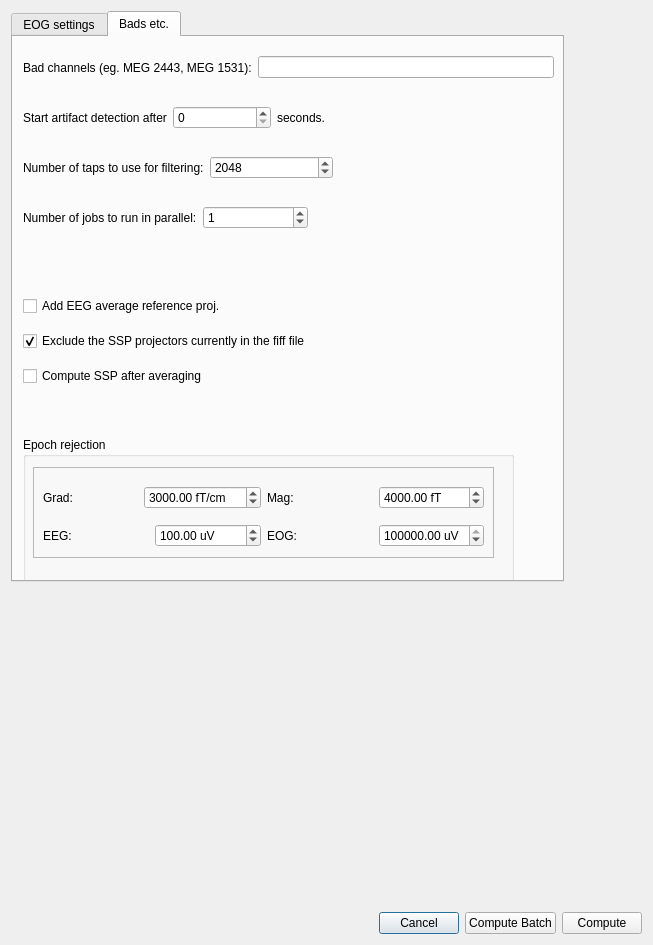
Before: the Qt Designer form qt4Designer_ui_files/eogParametersDialogUi.ui in cibr-jyu/meggie, drawn with Qt 5.
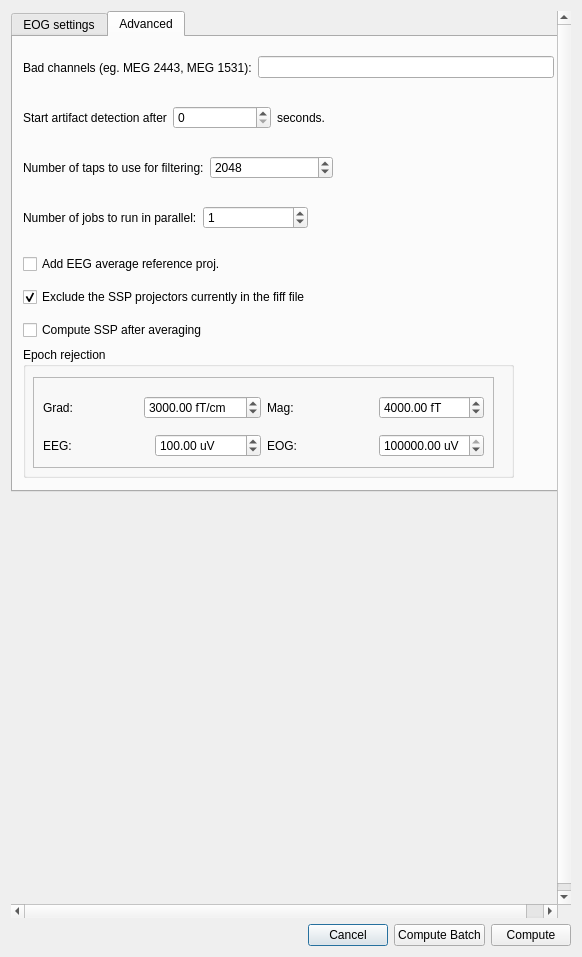
After: the same form once the commit is applied. The open tabs and pages were chosen to show the change.

What changed in the file:
```diff
--- a/qt4Designer_ui_files/eogParametersDialogUi.ui
+++ b/qt4Designer_ui_files/eogParametersDialogUi.ui
@@ -9,8 +9,8 @@
    <rect>
     <x>0</x>
     <y>0</y>
-    <width>653</width>
-    <height>945</height>
+    <width>582</width>
+    <height>957</height>
    </rect>
   </property>
   <property name="windowTitle">
@@ -74,14 +74,14 @@
        <rect>
         <x>0</x>
         <y>0</y>
-        <width>635</width>
-        <height>888</height>
+        <width>564</width>
+        <height>900</height>
        </rect>
       </property>
       <property name="minimumSize">
        <size>
-        <width>540</width>
-        <height>690</height>
+        <width>564</width>
+        <height>900</height>
        </size>
       </property>
       <widget class="QTabWidget" name="tabWidgetEOGSettings">
@@ -90,7 +90,7 @@
          <x>0</x>
          <y>0</y>
          <width>553</width>
-         <height>571</height>
+         <height>481</height>
         </rect>
        </property>
        <property name="currentIndex">
@@ -492,7 +492,7 @@
        </widget>
        <widget class="QWidget" name="tabEOG2">
         <attribute name="title">
-         <string>Bads etc.</string>
+         <string>Advanced</string>
         </attribute>
         <widget class="QWidget" name="horizontalLayoutWidget_17">
          <property name="geometry">
@@ -604,9 +604,9 @@
          <property name="geometry">
           <rect>
            <x>10</x>
-           <y>250</y>
+           <y>210</y>
            <width>371</width>
-           <height>111</height>
+           <height>101</height>
           </rect>
          </property>
          <layout class="QVBoxLayout" name="verticalLayout">
@@ -640,9 +640,9 @@
          <property name="geometry">
           <rect>
            <x>10</x>
-           <y>400</y>
+           <y>310</y>
            <width>491</width>
-           <height>151</height>
+           <height>131</height>
           </rect>
          </property>
          <property name="title">
@@ -793,9 +793,9 @@
        <property name="geometry">
         <rect>
          <x>0</x>
-         <y>580</y>
-         <width>551</width>
-         <height>301</height>
+         <y>490</y>
+         <width>301</width>
+         <height>371</height>
         </rect>
        </property>
       </widget>
```
Left out of the diff: 2 changed lines with no effect on the pictures.
